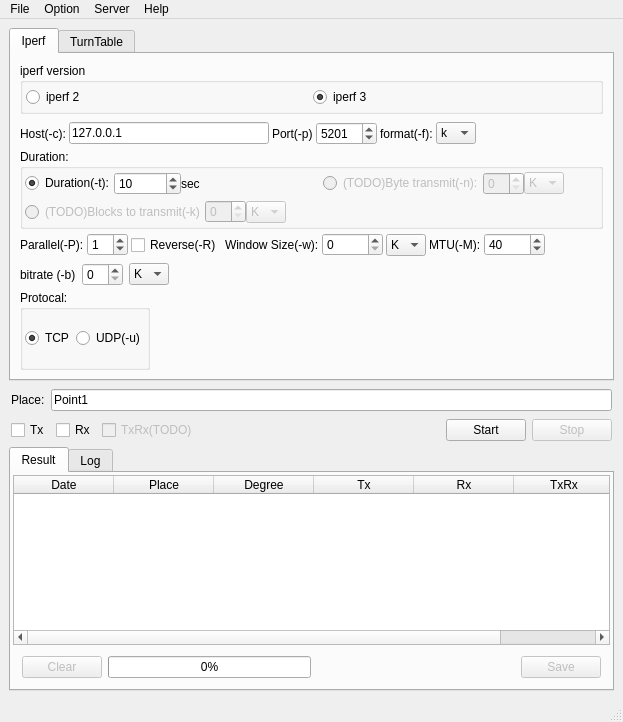
coolshou/pyIperf, file qperf.ui: the form before one commit.
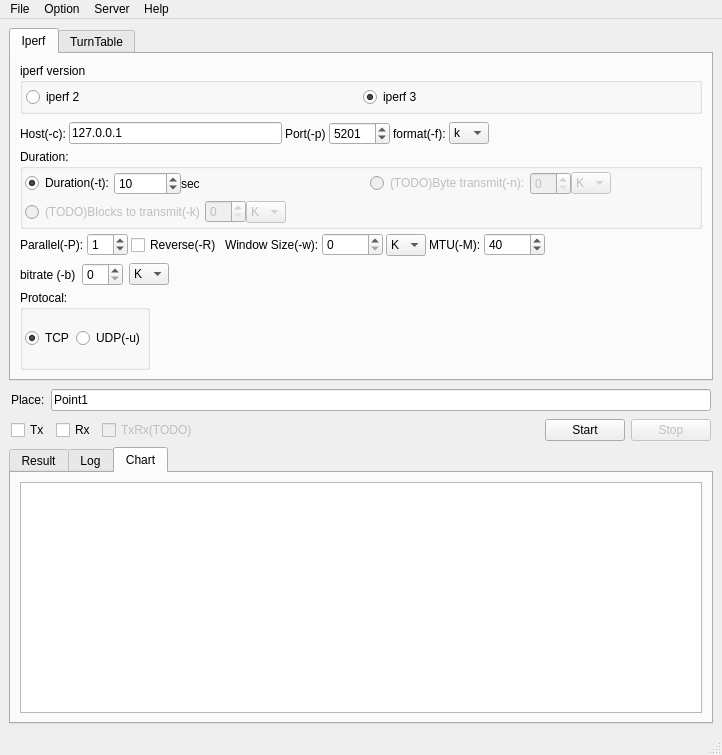
The form after the commit. Custom widgets are drawn as their Qt base class.

Commit message: add Ctrl+C

What changed in the file:
```diff
--- a/qperf.ui
+++ b/qperf.ui
@@ -6,8 +6,8 @@
    <rect>
     <x>0</x>
     <y>0</y>
-    <width>623</width>
-    <height>722</height>
+    <width>722</width>
+    <height>755</height>
    </rect>
   </property>
   <property name="windowTitle">
@@ -1101,7 +1101,7 @@
        </size>
       </property>
       <property name="currentIndex">
-       <number>0</number>
+       <number>2</number>
       </property>
       <widget class="QWidget" name="tabResult">
        <attribute name="title">
@@ -1252,6 +1252,16 @@
         </item>
        </layout>
       </widget>
+      <widget class="QWidget" name="tabChart">
+       <attribute name="title">
+        <string>Chart</string>
+       </attribute>
+       <layout class="QHBoxLayout" name="horizontalLayout_15">
+        <item>
+         <widget class="QtCharts::QChartView" name="chartview"/>
+        </item>
+       </layout>
+      </widget>
      </widget>
     </item>
    </layout>
@@ -1261,8 +1271,8 @@
     <rect>
      <x>0</x>
      <y>0</y>
-     <width>623</width>
-     <height>24</height>
+     <width>722</width>
+     <height>36</height>
     </rect>
    </property>
    <widget class="QMenu" name="menuHelp">
@@ -1319,6 +1329,14 @@
    </property>
   </action>
  </widget>
+ <customwidgets>
+  <customwidget>
+   <class>QtCharts::QChartView</class>
+   <extends>QGraphicsView</extends>
+   <header location="global">QtCharts/QChartView&gt;
+#include &lt;QtCharts/chartsnamespace.h</header>
+  </customwidget>
+ </customwidgets>
  <tabstops>
   <tabstop>twConfig</tabstop>
   <tabstop>leHost</tabstop>
```
Left out of the diff: 15 changed lines with no effect on the pictures. The commit also changes 1 other file.
